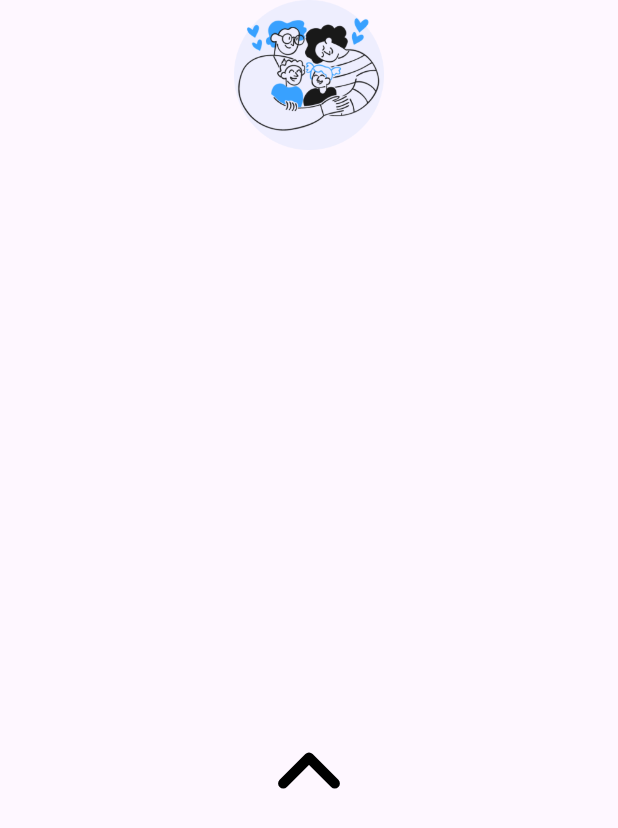
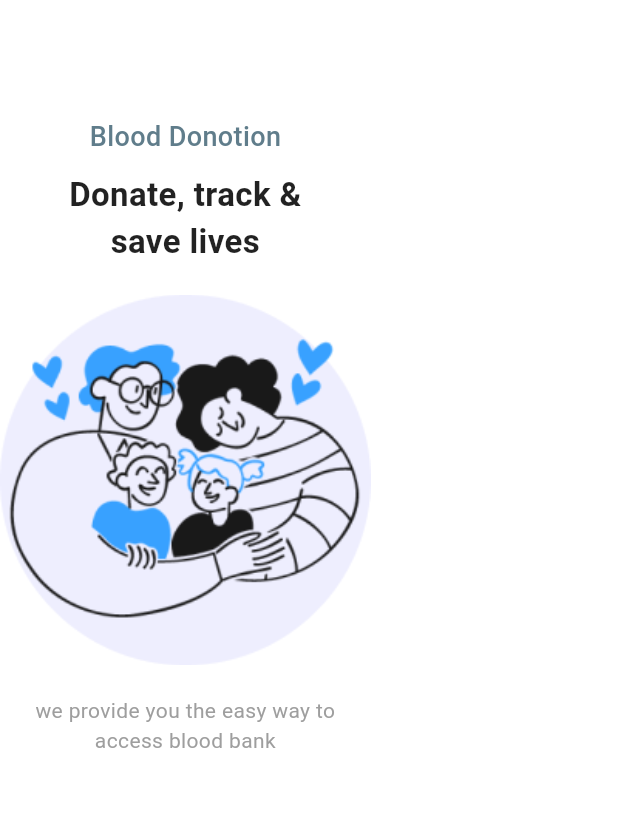
Before and after one commit to shahinshpbr10/BloodDonationApp, a Flutter app: the screen it shows after launch, on a phone screen of 412 x 824 dp. Shown: the top 828 px of the screen. Run offline on Flutter 3.47's test engine with Material 3 defaults, Android fonts, the phone set to English and light mode, and no system bars.

Commit message:
image commit 2

```diff
--- a/lib/view/splashscreen/splashpage.dart
+++ b/lib/view/splashscreen/splashpage.dart
@@ -1,7 +1,6 @@
 import 'package:blood_donation_app/common/appsizes.dart';
 import 'package:blood_donation_app/common/imageurl.dart';
 import 'package:flutter/material.dart';
-import 'package:flutter_svg/flutter_svg.dart';
 
 class SplashPage extends StatefulWidget {
   const SplashPage({super.key});
@@ -13,39 +12,67 @@ class SplashPage extends StatefulWidget {
 class _SplashPageState extends State<SplashPage> {
   @override
   Widget build(BuildContext context) {
-    final width = MediaQuery.of(context).size.width; // Get screen width
-    final height = MediaQuery.of(context).size.height; // Get screen width
+    final width = MediaQuery.of(context).size.width; // Screen width
+    final height = MediaQuery.of(context).size.height; // Screen height
+
     return Scaffold(
+      backgroundColor: Colors.white,
       body: SafeArea(
-        child: SingleChildScrollView(
-          scrollDirection: Axis.vertical,
-          child: Center(
-            child: Column(
-              mainAxisAlignment: MainAxisAlignment.center,
-              children: [
-                Image.asset(
-                  AppImages.first, // Accessing the PNG image
-                  width: 100,
-                  height: 100,
-                  fit: BoxFit.cover,
+        child: Column(
+          mainAxisAlignment: MainAxisAlignment.center,
+          crossAxisAlignment: CrossAxisAlignment.center,
+          children: [
+            // Title Section
+            const Text(
+              "Blood Donotion",
+              style: TextStyle(
+                fontSize: 18,
+                fontWeight: FontWeight.w500,
+                color: Colors.blueGrey,
+              ),
+            ),
+            const SizedBox(height: 10),
+
+            // Subtitle Section
+            const Text(
+              "Donate, track &\nsave lives",
+              textAlign: TextAlign.center,
+              style: TextStyle(
+                fontSize: 22,
+                fontWeight: FontWeight.bold,
+                color: Colors.black87,
+              ),
+            ),
+            const SizedBox(height: 20),
+
+            // PNG Image
+            Image.asset(
+              AppImages.first, // PNG from common class
+              width: width * 0.6, // 60% of screen width
+              height: height * 0.3, // 30% of screen height
+              fit: BoxFit.contain,
+            ),
+
+            const SizedBox(height: 20),
+
+            // Description
+            const Padding(
+              padding: EdgeInsets.symmetric(horizontal: 20),
+              child: Text(
+                "we provide you the easy way to\naccess blood bank",
+                textAlign: TextAlign.center,
+                style: TextStyle(
+                  fontSize: 14,
+                  color: Colors.grey,
                 ),
-                SvgPicture.asset(
-                  AppImages.arrowtop, // Using the AppImages class
-                  width: width * 0.2, // Use 60% of screen width
-                  height: height, // Fixed height (optional)
-                  fit: BoxFit.contain,
-                  semanticsLabel: 'Onboarding Image', // Accessibility label
-                  placeholderBuilder: (context) =>
-                      CircularProgressIndicator(), // Loading indicator
-                ),
-                AppSpacing.gapSmall,
-                Padding(
-                  padding: const EdgeInsets.only(left: 8.0),
-                  child: Text("Hello Blood"),
-                )
-              ],
+              ),
             ),
-          ),
+
+            const SizedBox(height: 20),
+
+            // Spacer for alignment
+            AppSpacing.gapSmall,
+          ],
         ),
       ),
     );
```
